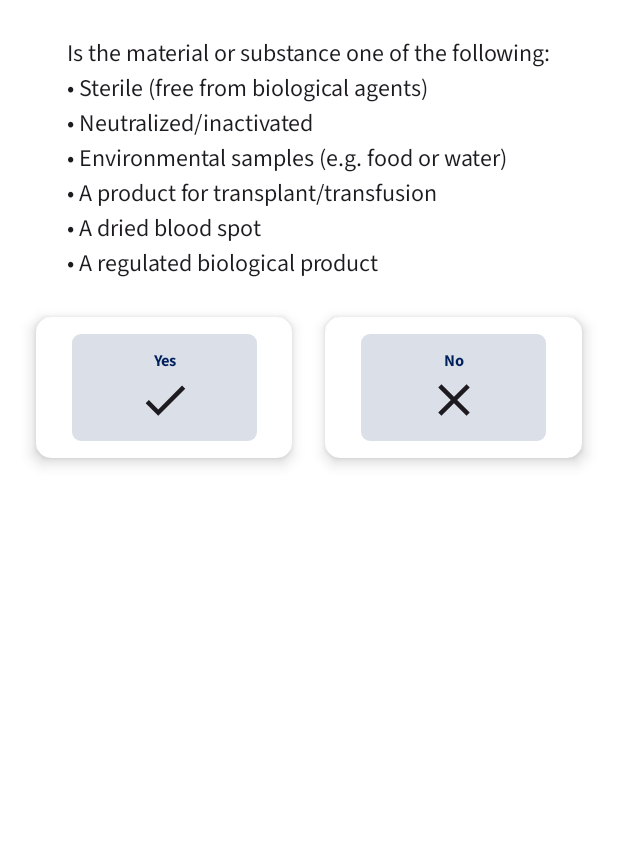
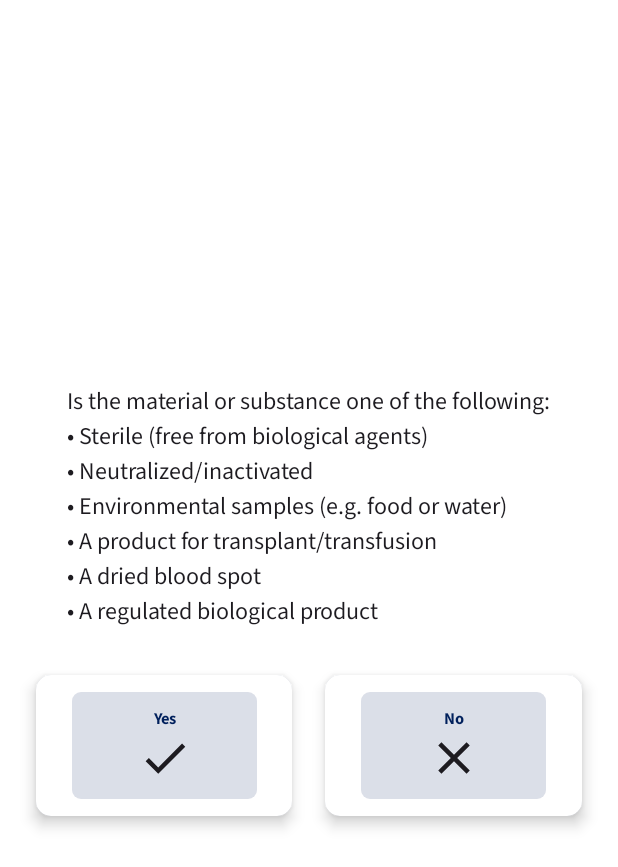
Before and after one commit to ZyzzGit/WHO-ISShipping, an Android app built with Jetpack Compose: the composable ClassificationScreen shown on its own in the app's theme, on a phone screen of 412 x 824 dp. Shown: the top 867 px of the screen. Run offline under Robolectric (Android 15) with nearby library versions, the phone set to English and light mode, and no system bars.

Commit message:
Classification Screen view adjustment

```diff
--- a/app/src/main/java/com/example/iss_tool/ClassificationScreen.kt
+++ b/app/src/main/java/com/example/iss_tool/ClassificationScreen.kt
@@ -4,6 +4,7 @@ import androidx.compose.foundation.layout.Arrangement
 import androidx.compose.foundation.layout.Column
 import androidx.compose.foundation.layout.Row
 import androidx.compose.foundation.layout.Spacer
+import androidx.compose.foundation.layout.fillMaxHeight
 import androidx.compose.foundation.layout.fillMaxWidth
 import androidx.compose.foundation.layout.height
 import androidx.compose.foundation.layout.padding
@@ -35,11 +36,15 @@ fun ClassificationScreen(navController: NavController, modifier: Modifier) {
         Column(
             modifier = modifier
                 .padding(24.dp)
-                .fillMaxWidth(),
+                .fillMaxWidth()
+                .fillMaxHeight(),
+
             horizontalAlignment = Alignment.CenterHorizontally,
+            verticalArrangement = Arrangement.Center
         ) {
             Text(
-                text = node.question, style = customTypography.bodyMedium
+                text = node.question, style = customTypography.bodyMedium,
+                modifier = Modifier.height(170.dp)
             )
             Spacer(modifier = Modifier.height(24.dp))
             Row(
```
